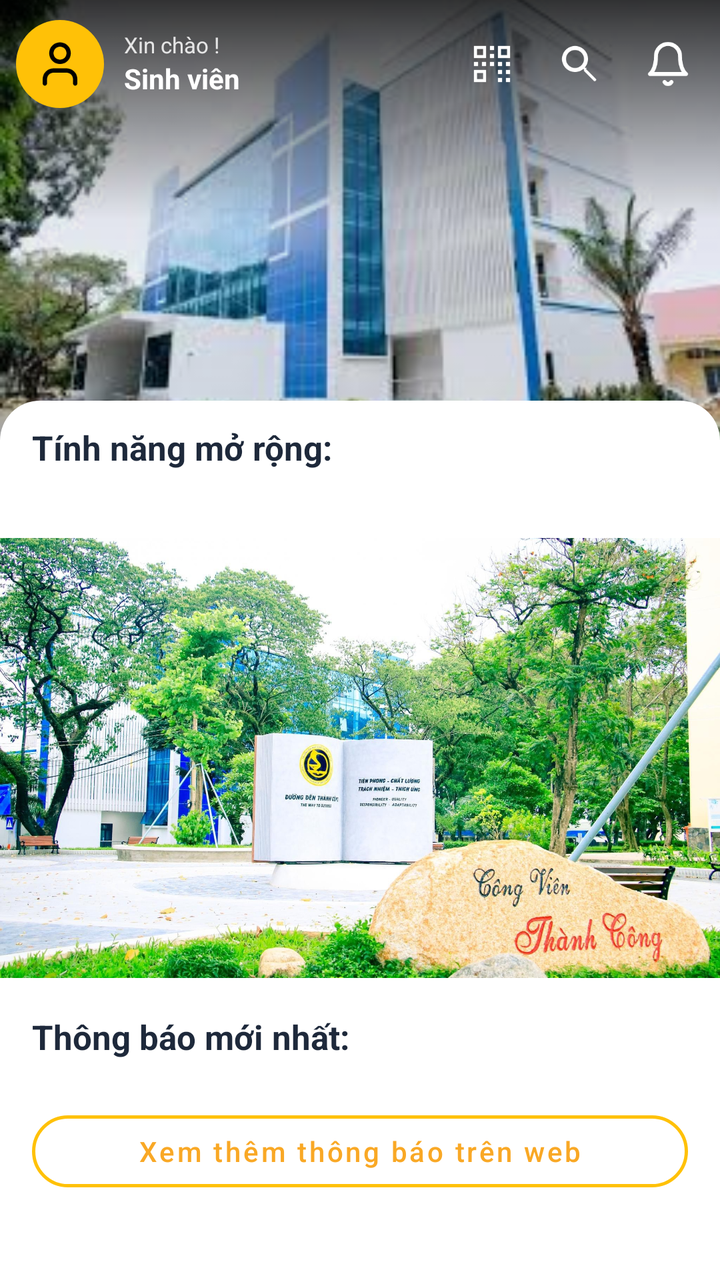
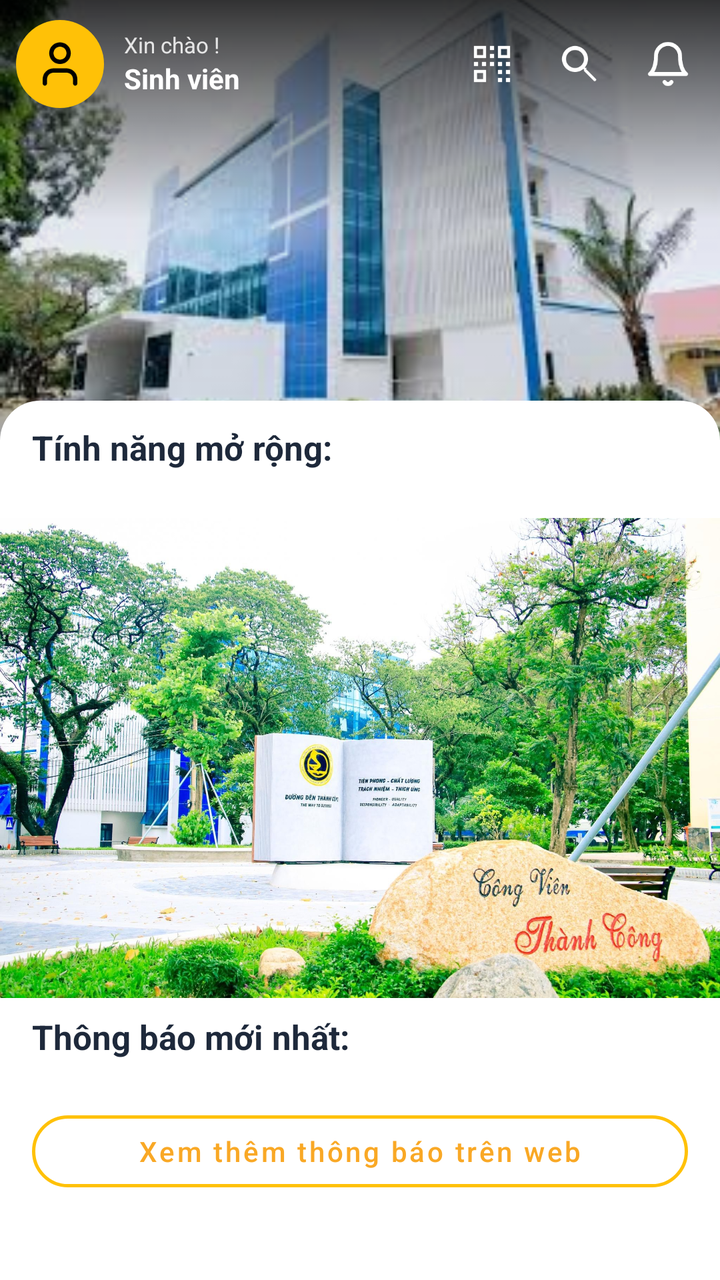

An Android layout rendered at two revisions. The XML below is the earlier revision; the diff shows what the commit changed to produce the second picture.
<!-- AndroidManifest.xml: application theme Theme.UTC2AppReborn -->
<!-- res/layout/fragment_home.xml -->
<?xml version="1.0" encoding="utf-8"?>
<LinearLayout
    xmlns:android="http://schemas.android.com/apk/res/android"
    xmlns:app="http://schemas.android.com/apk/res-auto"
    android:layout_width="match_parent"
    android:layout_height="match_parent"
    android:orientation="vertical"
    android:background="@color/white"
    android:fitsSystemWindows="true">

    <View
        android:id="@+id/status_bar_spacer"
        android:layout_width="match_parent"
        android:layout_height="0dp"
        android:background="@color/toolbar_collapsed_bg" />

    
    <androidx.coordinatorlayout.widget.CoordinatorLayout
        android:id="@+id/coordinator_layout"
        android:layout_width="match_parent"
        android:layout_height="0dp"
        android:layout_weight="1">

        
        <com.google.android.material.appbar.AppBarLayout
            android:id="@+id/app_bar_layout"
            android:layout_width="match_parent"
            android:layout_height="220dp"
            app:liftOnScroll="true"
            android:theme="@style/ThemeOverlay.AppCompat.Dark.ActionBar">

            <com.google.android.material.appbar.CollapsingToolbarLayout
                android:id="@+id/collapsing_toolbar"
                android:layout_width="match_parent"
                android:layout_height="match_parent"
                app:layout_scrollFlags="scroll|exitUntilCollapsed|snap"
                app:titleEnabled="false"
                app:toolbarId="@id/toolbar"
                app:contentScrim="@color/toolbar_collapsed_bg"
                app:statusBarScrim="@color/toolbar_collapsed_bg">

                <ImageView
                    android:id="@+id/iv_header"
                    android:layout_width="match_parent"
                    android:layout_height="match_parent"
                    android:scaleType="centerCrop"
                    android:src="@drawable/pg_header_campus"
                    android:contentDescription="@string/cd_campus_header"
                    app:layout_collapseMode="parallax"
                    app:layout_collapseParallaxMultiplier="0.5" />

                <View
                    android:layout_width="match_parent"
                    android:layout_height="match_parent"
                    android:background="@drawable/bg_header_gradient"
                    app:layout_collapseMode="parallax"
                    app:layout_collapseParallaxMultiplier="0.5" />

                <androidx.appcompat.widget.Toolbar
                    android:id="@+id/toolbar"
                    android:layout_width="match_parent"
                    android:layout_height="?attr/actionBarSize"
                    android:paddingStart="8dp"
                    android:paddingEnd="4dp"
                    app:layout_collapseMode="pin"
                    app:contentInsetStart="0dp"
                    app:contentInsetEnd="0dp">

                    <LinearLayout
                        android:layout_width="match_parent"
                        android:layout_height="match_parent"
                        android:orientation="horizontal"
                        android:gravity="center_vertical">

                        <LinearLayout
                            android:layout_width="0dp"
                            android:layout_height="wrap_content"
                            android:layout_weight="1"
                            android:orientation="horizontal"
                            android:gravity="center_vertical">

                            <FrameLayout
                                android:id="@+id/iv_avatar"
                                android:layout_width="44dp"
                                android:layout_height="44dp"
                                android:background="@drawable/bg_avatar_circle"
                                android:clickable="true"
                                android:focusable="true"
                                android:foreground="?attr/selectableItemBackgroundBorderless">
                                <ImageView
                                    android:layout_width="26dp"
                                    android:layout_height="30dp"
                                    android:layout_gravity="center"
                                    android:src="@drawable/ic_user"
                                    android:contentDescription="@string/cd_avatar" />
                            </FrameLayout>

                            <LinearLayout
                                android:layout_width="0dp"
                                android:layout_height="wrap_content"
                                android:layout_weight="1"
                                android:layout_marginStart="10dp"
                                android:orientation="vertical">

                                <TextView
                                    android:layout_width="wrap_content"
                                    android:layout_height="wrap_content"
                                    android:text="@string/greeting"
                                    android:textColor="#FFFFFF"
                                    android:textSize="11sp"
                                    android:alpha="0.85" />

                                <TextView
                                    android:id="@+id/tv_username"
                                    android:layout_width="wrap_content"
                                    android:layout_height="wrap_content"
                                    android:text="@string/default_username"
                                    android:textColor="#FFFFFF"
                                    android:textStyle="bold"
                                    android:textSize="14sp"
                                    android:maxLines="1"
                                    android:ellipsize="end"
                                    android:maxWidth="150dp" />
                            </LinearLayout>
                        </LinearLayout>

                        <ImageButton
                            android:id="@+id/btn_qr"
                            android:layout_width="44dp"
                            android:layout_height="44dp"
                            android:src="@drawable/ic_qr_code"
                            android:background="?attr/selectableItemBackgroundBorderless"
                            android:padding="9dp"
                            android:scaleType="centerInside"
                            android:contentDescription="Mã QR sinh viên"
                            app:tint="#FFFFFF" />

                        <ImageButton
                            android:id="@+id/btn_search"
                            android:layout_width="44dp"
                            android:layout_height="44dp"
                            android:src="@drawable/ic_search"
                            android:background="?attr/selectableItemBackgroundBorderless"
                            android:padding="9dp"
                            android:scaleType="centerInside"
                            android:contentDescription="Tìm kiếm"
                            app:tint="#FFFFFF" />

                        <ImageButton
                            android:id="@+id/btn_notification"
                            android:layout_width="44dp"
                            android:layout_height="44dp"
                            android:src="@drawable/ic_notification"
                            android:background="?attr/selectableItemBackgroundBorderless"
                            android:padding="9dp"
                            android:scaleType="centerInside"
                            android:contentDescription="Thông báo"
                            app:tint="#FFFFFF" />

                    </LinearLayout>
                </androidx.appcompat.widget.Toolbar>

            </com.google.android.material.appbar.CollapsingToolbarLayout>
        </com.google.android.material.appbar.AppBarLayout>

        
        <androidx.core.widget.NestedScrollView
            android:layout_width="match_parent"
            android:layout_height="match_parent"
            android:layout_marginTop="-20dp"
            android:background="@drawable/bg_content_rounded_top"
            android:fillViewport="true"
            android:overScrollMode="never"
            app:layout_behavior="@string/appbar_scrolling_view_behavior">

            <LinearLayout
                android:layout_width="match_parent"
                android:layout_height="wrap_content"
                android:orientation="vertical"
                android:paddingBottom="16dp">

                
                <TextView
                    android:layout_width="wrap_content"
                    android:layout_height="wrap_content"
                    android:text="@string/section_features"
                    android:textSize="17sp"
                    android:textStyle="bold"
                    android:textColor="@color/text_primary"
                    android:layout_marginStart="16dp"
                    android:layout_marginTop="12dp"
                    android:layout_marginBottom="10dp" />

                <androidx.recyclerview.widget.RecyclerView
                    android:id="@+id/rv_features"
                    android:layout_width="match_parent"
                    android:layout_height="wrap_content"
                    android:paddingStart="10dp"
                    android:paddingEnd="10dp"
                    android:clipToPadding="false"
                    android:nestedScrollingEnabled="false"
                    android:overScrollMode="never" />

                
                <ImageView
                    android:id="@+id/iv_campus_banner"
                    android:layout_width="match_parent"
                    android:layout_height="220dp"
                    android:layout_marginTop="24dp"
                    android:scaleType="centerCrop"
                    android:src="@drawable/bg_campus_banner"
                    android:contentDescription="@string/cd_campus_banner" />

                
                <TextView
                    android:layout_width="wrap_content"
                    android:layout_height="wrap_content"
                    android:text="@string/section_news"
                    android:textSize="17sp"
                    android:textStyle="bold"
                    android:textColor="@color/text_primary"
                    android:layout_marginStart="16dp"
                    android:layout_marginTop="18dp"
                    android:layout_marginBottom="10dp" />

                <androidx.recyclerview.widget.RecyclerView
                    android:id="@+id/rv_news"
                    android:layout_width="match_parent"
                    android:layout_height="wrap_content"
                    android:paddingStart="16dp"
                    android:paddingEnd="16dp"
                    android:clipToPadding="false"
                    android:nestedScrollingEnabled="false"
                    android:overScrollMode="never" />

                <com.google.android.material.button.MaterialButton
                    android:id="@+id/btn_view_all_news"
                    style="@style/Widget.MaterialComponents.Button.OutlinedButton"
                    android:layout_width="match_parent"
                    android:layout_height="48dp"
                    android:layout_marginStart="16dp"
                    android:layout_marginEnd="16dp"
                    android:layout_marginTop="12dp"
                    android:layout_marginBottom="24dp"
                    android:text="Xem thêm thông báo trên web"
                    android:textSize="14sp"
                    android:textAllCaps="false"
                    android:textColor="@color/accent_yellow_dark"
                    app:strokeColor="@color/accent_yellow"
                    app:strokeWidth="1.5dp"
                    app:cornerRadius="24dp"
                    app:backgroundTint="@color/white" />

            </LinearLayout>
        </androidx.core.widget.NestedScrollView>

    </androidx.coordinatorlayout.widget.CoordinatorLayout>
</LinearLayout>
<!-- resources referenced by this layout -->
<resources>
  <color name="accent_yellow">#FFC107</color>
  <color name="accent_yellow_dark">#F9A825</color>
  <color name="text_primary">#1E293B</color>
  <color name="toolbar_collapsed_bg">#1E1E1E</color>
  <color name="white">#FFFFFFFF</color>
  <!-- drawable bg_avatar_circle (drawable) -->
  <?xml version="1.0" encoding="utf-8"?>
  <shape xmlns:android="http://schemas.android.com/apk/res/android"
      android:shape="oval">
      <solid android:color="#FFC107" />
  </shape>
  <!-- drawable bg_content_rounded_top (drawable) -->
  <?xml version="1.0" encoding="utf-8"?>
  <shape xmlns:android="http://schemas.android.com/apk/res/android"
      android:shape="rectangle">
  
      <solid android:color="#FFFFFF" />
  
      
      <corners
          android:topLeftRadius="20dp"
          android:topRightRadius="20dp"
          android:bottomLeftRadius="0dp"
          android:bottomRightRadius="0dp" />
  
  </shape>
  <!-- drawable bg_header_gradient (drawable) -->
  <?xml version="1.0" encoding="utf-8"?>
  <shape xmlns:android="http://schemas.android.com/apk/res/android"
      android:shape="rectangle">
      <gradient
          android:angle="270"
          android:startColor="#CC000000"
          android:centerColor="#11000000"
          android:endColor="#00000000" />
  </shape>
  <!-- drawable ic_user (drawable) -->
  <vector xmlns:android="http://schemas.android.com/apk/res/android"
      android:width="24dp"
      android:height="24dp"
      android:viewportWidth="24"
      android:viewportHeight="24">
  
    
    <path
        android:pathData="M19 21v-2a4 4 0 0 0-4-4H9a4 4 0 0 0-4 4v2"
        android:strokeWidth="2"
        android:strokeColor="#000000"
        android:fillColor="@android:color/transparent"
        android:strokeLineCap="round"
        android:strokeLineJoin="round"/>
  
    
    <path
        android:pathData="M12 3a4 4 0 1 1 0 8a4 4 0 0 1 0-8"
        android:strokeWidth="2"
        android:strokeColor="#000000"
        android:fillColor="@android:color/transparent"/>
  </vector>
  <string name="cd_avatar">Ảnh đại diện</string>
  <string name="cd_campus_banner">Banner khuôn viên</string>
  <string name="cd_campus_header">Ảnh khuôn viên trường</string>
  <string name="default_username">Sinh viên</string>
  <string name="greeting">Xin chào !</string>
  <string name="section_features">Tính năng mở rộng:</string>
  <string name="section_news">Thông báo mới nhất:</string>
  <style name="Theme.UTC2AppReborn" parent="Base.Theme.UTC2AppReborn" />
  <style name="Base.Theme.UTC2AppReborn" parent="Theme.Material3.DayNight.NoActionBar">
  
          
          
  
          
          <item name="colorPrimary">@color/primary</item>
  
          
          <item name="colorOnSurface">#000000</item>
  
          
          <item name="colorOnPrimary">#000000</item>
  
          
          <item name="colorOnBackground">#000000</item>
  
      </style>
  <color name="primary">#1565C0</color>
  <!-- unchanged entries left out for length: 5 -->
</resources>

<!-- the commit's change to res/layout/fragment_home.xml (unified diff, before → after) -->
@@ -6,6 +6,8 @@
     android:layout_height="match_parent"
     android:orientation="vertical"
     android:background="@color/white"
+    android:clipChildren="false"
+    android:clipToPadding="false"
     android:fitsSystemWindows="true">
 
     <View
@@ -19,6 +21,8 @@
         android:id="@+id/coordinator_layout"
         android:layout_width="match_parent"
         android:layout_height="0dp"
+        android:clipChildren="false"
+        android:clipToPadding="false"
         android:layout_weight="1">
 
         
@@ -170,6 +174,8 @@
             android:layout_marginTop="-20dp"
             android:background="@drawable/bg_content_rounded_top"
             android:fillViewport="true"
+            android:clipChildren="false"
+            android:clipToPadding="false"
             android:overScrollMode="never"
             app:layout_behavior="@string/appbar_scrolling_view_behavior">
 
@@ -177,6 +183,8 @@
                 android:layout_width="match_parent"
                 android:layout_height="wrap_content"
                 android:orientation="vertical"
+                android:clipChildren="false"
+                android:clipToPadding="false"
                 android:paddingBottom="16dp">
 
                 
<!-- resource entries referenced after the edit -->
@@ -84,8 +84,17 @@
           
           <item name="colorOnBackground">#000000</item>
   
+          
+          <item name="android:windowAnimationStyle">@style/WindowAnimationTransition</item>
+  
       </style>
-  <color name="primary">#1565C0</color>
+  <color name="primary">#FFC107</color>
+  <style name="WindowAnimationTransition" parent="@android:style/Animation.Activity">
+          <item name="android:activityOpenEnterAnimation">@anim/slide_in_right</item>
+          <item name="android:activityOpenExitAnimation">@anim/slide_out_left</item>
+          <item name="android:activityCloseEnterAnimation">@anim/slide_in_left</item>
+          <item name="android:activityCloseExitAnimation">@anim/slide_out_right</item>
+      </style>
   <!-- unchanged entries left out for length: 5 -->
 </resources>
 
